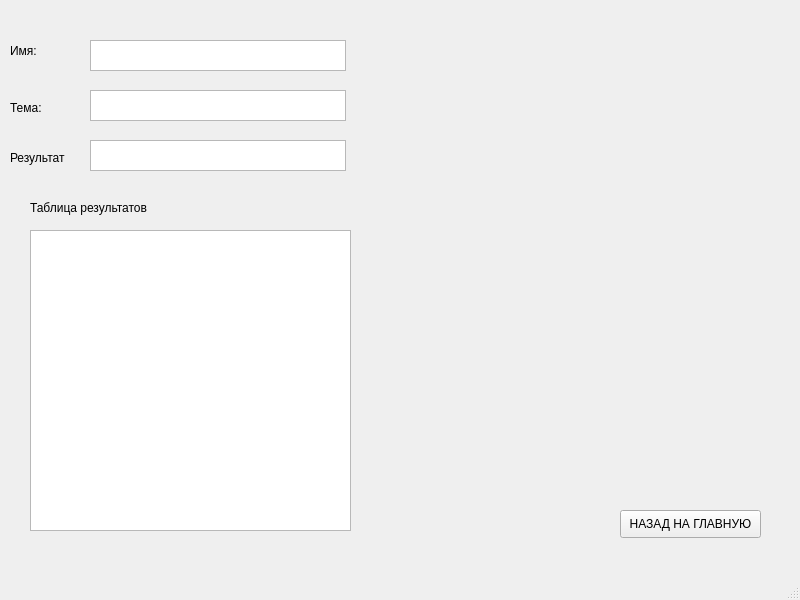
This is form.ui in wwwyssa/GeomeHelper as Qt 5 draws it before an edit. The edited form follows.
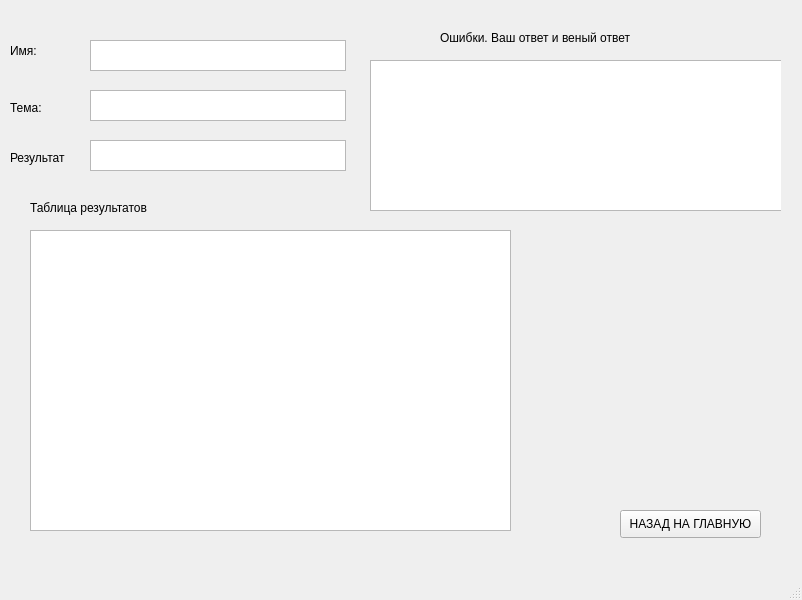
This is the edited form. The open tabs and pages were chosen to show the change.

Diff of the .ui file:
```diff
--- a/form.ui
+++ b/form.ui
@@ -6,7 +6,7 @@
    <rect>
     <x>0</x>
     <y>0</y>
-    <width>800</width>
+    <width>802</width>
     <height>600</height>
    </rect>
   </property>
@@ -503,7 +503,7 @@
        <rect>
         <x>30</x>
         <y>230</y>
-        <width>321</width>
+        <width>481</width>
         <height>301</height>
        </rect>
       </property>
@@ -534,6 +534,29 @@
        <string>НАЗАД НА ГЛАВНУЮ</string>
       </property>
      </widget>
+     <widget class="QTextBrowser" name="differense">
+      <property name="geometry">
+       <rect>
+        <x>370</x>
+        <y>60</y>
+        <width>421</width>
+        <height>151</height>
+       </rect>
+      </property>
+     </widget>
+     <widget class="QLabel" name="label_10">
+      <property name="geometry">
+       <rect>
+        <x>440</x>
+        <y>30</y>
+        <width>281</width>
+        <height>16</height>
+       </rect>
+      </property>
+      <property name="text">
+       <string>Ошибки. Ваш ответ и веный ответ</string>
+      </property>
+     </widget>
     </widget>
    </widget>
   </widget>
```
Left out of the diff: 6 changed lines with no effect on the pictures.
